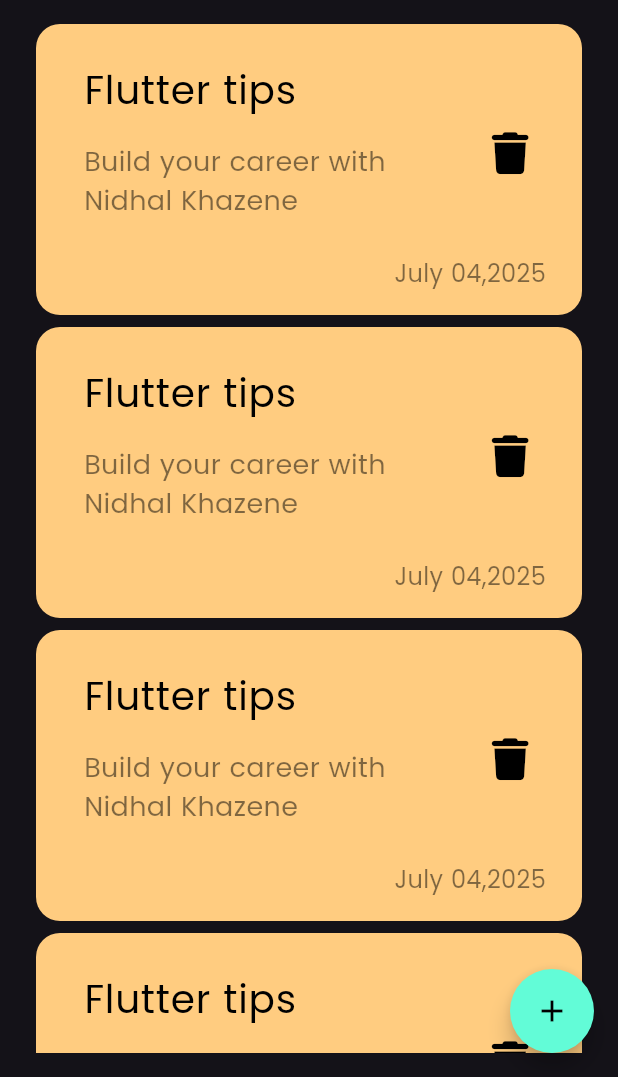
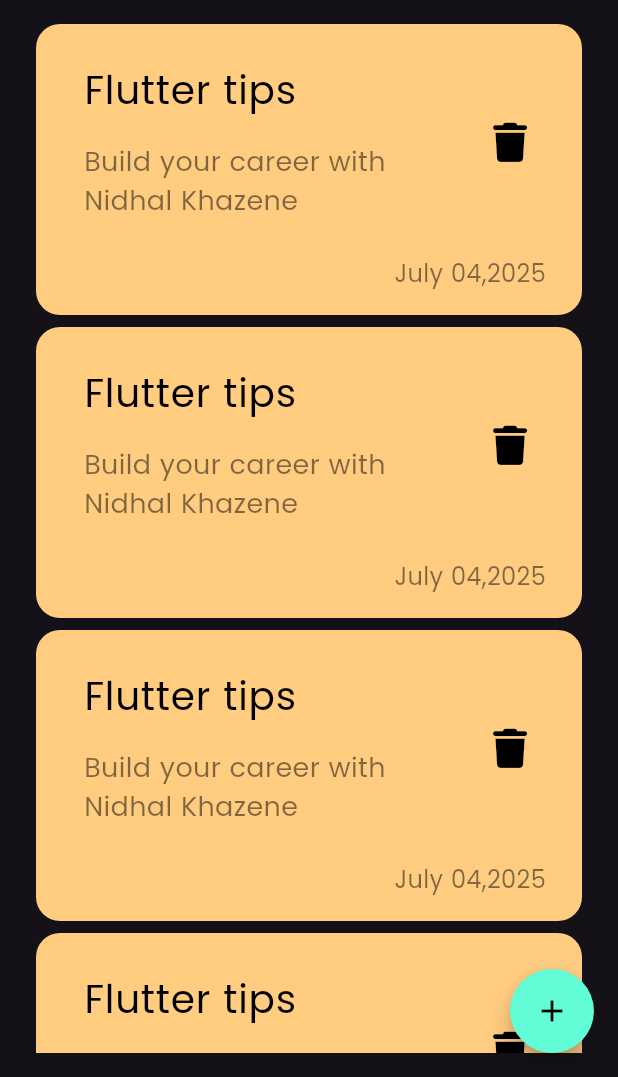
Before and after one commit to Nidhal-Khazene/Notes-mobile-app, a Flutter app: the screen it shows after launch, on a phone screen of 412 x 824 dp, the part 159-1236 px from its top. Run offline on Flutter 3.47's test engine with Material 3 defaults, Android fonts, the phone set to English and light mode, and no system bars; our stand-ins replace bloc, flutter_bloc, font_awesome_flutter, hive, hive_flutter; accounts and stored records are empty.

```diff
--- a/lib/views/notes_view.dart
+++ b/lib/views/notes_view.dart
@@ -1,5 +1,7 @@
 import 'package:flutter/material.dart';
+import 'package:flutter_bloc/flutter_bloc.dart';
 import 'package:notes_app/constant.dart';
+import 'package:notes_app/cubits/notes_%20cubit/notes_cubit.dart';
 import 'package:notes_app/widgets/add_note_bottom_sheet.dart';
 import 'package:notes_app/widgets/notes_view_body.dart';
 
@@ -8,7 +10,9 @@ class NotesView extends StatelessWidget {
 
   @override
   Widget build(BuildContext context) {
-    return Scaffold(
+    return BlocProvider(
+      create: (context) => NotesCubit(),
+      child: Scaffold(
         floatingActionButton: FloatingActionButton(
           backgroundColor: Color(kPrimaryColor),
           shape: CircleBorder(),
@@ -27,6 +31,7 @@ class NotesView extends StatelessWidget {
           child: const Icon(Icons.add, color: Colors.black),
         ),
         body: NotesViewBody(),
+      ),
     );
   }
 }
--- a/lib/widgets/custom_widgets/custom_list_tile.dart
+++ b/lib/widgets/custom_widgets/custom_list_tile.dart
@@ -42,12 +42,15 @@ class CustomListTile extends StatelessWidget {
                   ),
                 ),
               ),
-              trailing: IconButton(
-                onPressed: () {},
-                icon: Icon(
-                  FontAwesomeIcons.trash,
-                  color: Colors.black,
-                  size: 28,
+              trailing: Padding(
+                padding: EdgeInsets.only(bottom: 15),
+                child: IconButton(
+                  onPressed: () {},
+                  icon: Icon(
+                    FontAwesomeIcons.trash,
+                    color: Colors.black,
+                    size: 26,
+                  ),
                 ),
               ),
             ),
```
Also changed, not shown: lib/cubits/notes_ cubit/notes_cubit.dart (+11 -0 lines). Lines whose indentation alone changed are shown as unchanged.
